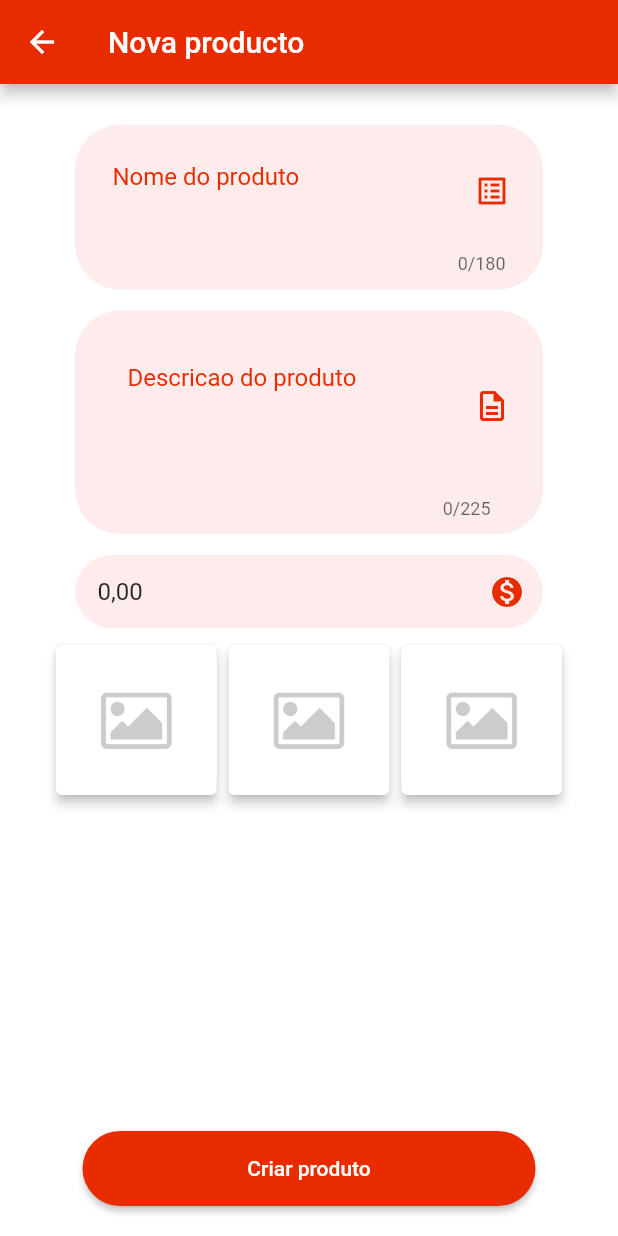
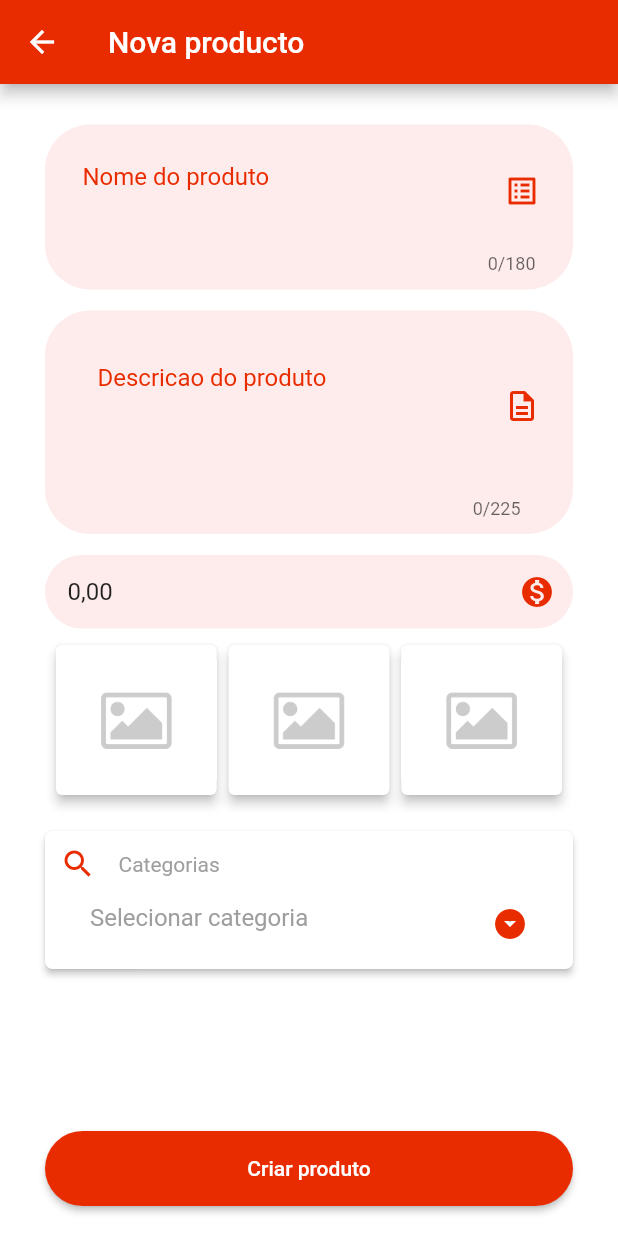
Before and after one commit to eliezerantonio/flutter_delivery, a Flutter app: the RestaurantProductsCreatePage screen opened by its route, on a phone screen of 412 x 824 dp. Run offline on Flutter 3.47's test engine with Material 2 defaults, Android fonts, the phone set to English and light mode, and no system bars; our stand-ins replace flutter_masked_text, fluttertoast, image_picker, shared_preferences, sn_progress_dialog; accounts and stored records are empty; statements that could not run were skipped.

Commit message:
tela de criar prodto done

```diff
--- a/flutter_delivery/lib/src/pages/restaurant/products/create/restaurant_products_create_page.dart
+++ b/flutter_delivery/lib/src/pages/restaurant/products/create/restaurant_products_create_page.dart
@@ -2,6 +2,7 @@ import 'dart:io';
 
 import 'package:flutter/material.dart';
 import 'package:flutter/scheduler.dart';
+import 'package:flutter_delivery/src/models/category.dart';
 
 import 'package:flutter_delivery/src/pages/restaurant/products/create/resturant_products_create_controller.dart';
 import 'package:flutter_delivery/src/utils/my_colors.dart';
@@ -45,7 +46,11 @@ class _RestaurantProductsCreatePageState
               _cardImage(null, 2),
               _cardImage(null, 3),
             ],
-          )
+          ),
+          SizedBox(
+            height: 20,
+          ),
+          _dropDownCategories([])
         ],
       ),
       bottomNavigationBar: _buttonCreate(),
@@ -56,7 +61,7 @@ class _RestaurantProductsCreatePageState
     return Container(
       width: double.infinity,
       height: 50,
-      margin: EdgeInsets.symmetric(horizontal: 55, vertical: 20),
+      margin: EdgeInsets.symmetric(horizontal: 30, vertical: 20),
       child: ElevatedButton(
         onPressed: controller.createProduct,
         child: Text("Criar produto"),
@@ -73,7 +78,7 @@ class _RestaurantProductsCreatePageState
 
   Widget _textFieldName() {
     return Container(
-      margin: EdgeInsets.symmetric(horizontal: 50, vertical: 7),
+      margin: EdgeInsets.symmetric(horizontal: 30, vertical: 7),
       padding: EdgeInsets.all(10),
       decoration: BoxDecoration(
           color: MyColors.primaryOpacityColor,
@@ -98,7 +103,7 @@ class _RestaurantProductsCreatePageState
 
   Widget _textFieldPrice() {
     return Container(
-      margin: EdgeInsets.symmetric(horizontal: 50, vertical: 7),
+      margin: EdgeInsets.symmetric(horizontal: 30, vertical: 7),
       decoration: BoxDecoration(
         color: MyColors.primaryOpacityColor,
         borderRadius: BorderRadius.circular(30),
@@ -140,7 +145,7 @@ class _RestaurantProductsCreatePageState
 
   Widget _textFieldDescription() {
     return Container(
-      margin: EdgeInsets.symmetric(horizontal: 50, vertical: 7),
+      margin: EdgeInsets.symmetric(horizontal: 30, vertical: 7),
       padding: EdgeInsets.all(10),
       decoration: BoxDecoration(
           color: MyColors.primaryOpacityColor,
@@ -163,6 +168,67 @@ class _RestaurantProductsCreatePageState
     );
   }
 
+  Widget _dropDownCategories(List<Category> categories) {
+    return Container(
+      margin: EdgeInsets.symmetric(
+        horizontal: 30,
+      ),
+      child: Material(
+        elevation: 2,
+        color: Colors.white,
+        borderRadius: BorderRadius.all(
+          Radius.circular(5),
+        ),
+        child: Container(
+          padding: EdgeInsets.all(10),
+          child: Column(
+            children: [
+              Row(
+                children: [
+                  Icon(
+                    Icons.search,
+                    color: MyColors.primaryColor,
+                  ),
+                  SizedBox(
+                    width: 15,
+                  ),
+                  Text(
+                    "Categorias",
+                    style: TextStyle(
+                      color: Colors.grey,
+                    ),
+                  )
+                ],
+              ),
+              Container(
+                padding: EdgeInsets.symmetric(horizontal: 20),
+                child: DropdownButton(
+                  underline: Container(
+                    alignment: Alignment.centerRight,
+                    child: Icon(
+                      Icons.arrow_drop_down_circle,
+                      color: MyColors.primaryColor,
+                    ),
+                  ),
+                  elevation: 3,
+                  isExpanded: true,
+                  hint: Text(
+                    "Selecionar categoria",
+                    style: TextStyle(
+                      color: Colors.grey,
+                      fontSize: 16,
+                    ),
+                  ),
+                  items: [],
+                ),
+              )
+            ],
+          ),
+        ),
+      ),
+    );
+  }
+
   void refresh() {
     setState(() {});
   }
```
